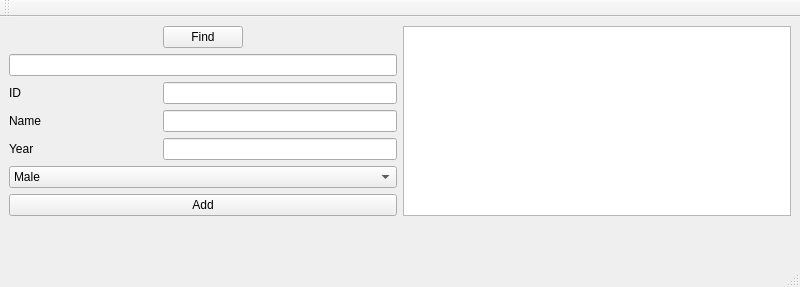
Above: mainwindow.ui from fhideous/MIET-labs-C-plus-plus before the change. Below: the same form after it.
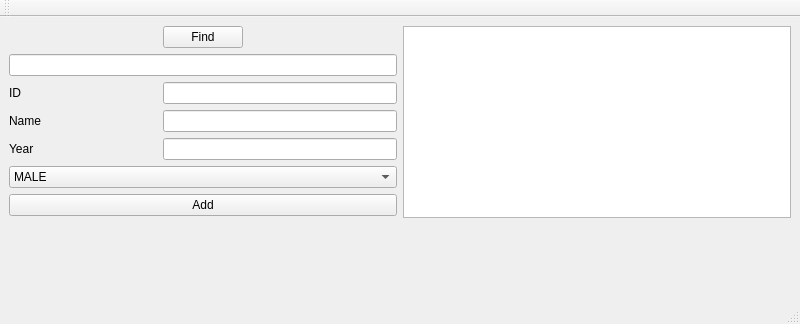
That is the form after the change.

Diff of the .ui file:
```diff
--- a/mainwindow.ui
+++ b/mainwindow.ui
@@ -7,7 +7,7 @@
     <x>0</x>
     <y>0</y>
     <width>800</width>
-    <height>287</height>
+    <height>324</height>
    </rect>
   </property>
   <property name="windowTitle">
@@ -80,9 +80,12 @@
       </item>
       <item row="6" column="0" colspan="4">
        <widget class="QComboBox" name="comboBox">
+        <property name="editable">
+         <bool>false</bool>
+        </property>
         <item>
          <property name="text">
-          <string>Male</string>
+          <string>MALE</string>
          </property>
         </item>
         <item>
```
Left out of the diff: 2 changed lines with no effect on the pictures.
